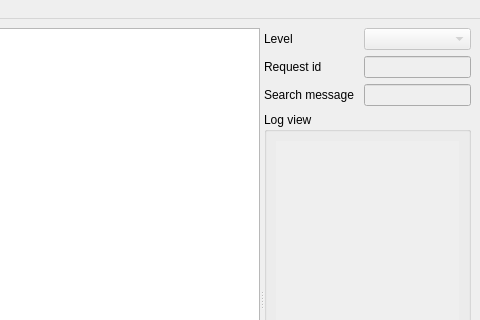
Qt form sources/gui/ui_files/main_window.ui (ipsaone/ANNAlog) before a commit; both pictures show x 299 to 779 and y 0 to 320 of the 779 by 600 pixel window.
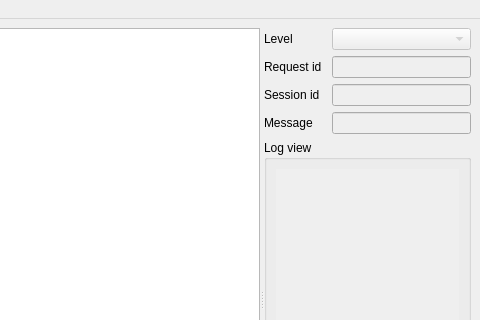
The same form after that commit.

Commit message: session id & path labels added

The edit to the form file:
```diff
--- a/sources/gui/ui_files/main_window.ui
+++ b/sources/gui/ui_files/main_window.ui
@@ -108,12 +108,41 @@
           <item row="3" column="0">
            <widget class="QLabel" name="label">
             <property name="text">
-             <string>Search message</string>
+             <string>Session id</string>
             </property>
            </widget>
           </item>
           <item row="3" column="1">
-           <widget class="QLineEdit" name="search_message_entry">
+           <widget class="QLineEdit" name="session_id_entry">
+            <property name="enabled">
+             <bool>false</bool>
+            </property>
+            <property name="mouseTracking">
+             <bool>true</bool>
+            </property>
+            <property name="frame">
+             <bool>true</bool>
+            </property>
+            <property name="readOnly">
+             <bool>false</bool>
+            </property>
+            <property name="placeholderText">
+             <string/>
+            </property>
+            <property name="clearButtonEnabled">
+             <bool>false</bool>
+            </property>
+           </widget>
+          </item>
+          <item row="4" column="0">
+           <widget class="QLabel" name="label">
+            <property name="text">
+             <string>Message</string>
+            </property>
+           </widget>
+          </item>
+          <item row="4" column="1">
+           <widget class="QLineEdit" name="message_entry">
             <property name="enabled">
              <bool>false</bool>
             </property>
```
The commit also changes 3 other files.
